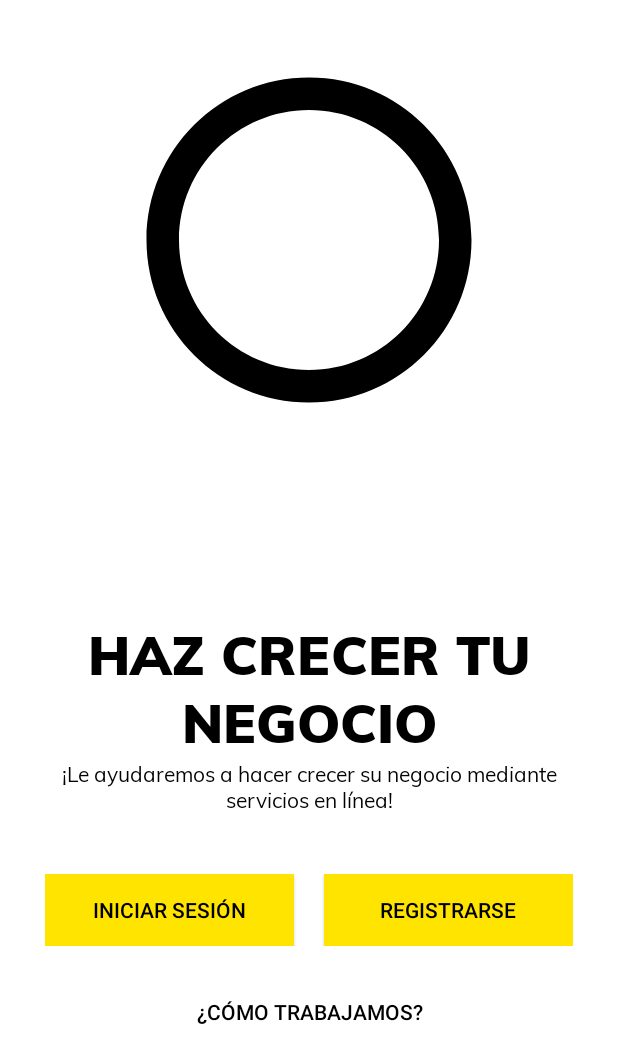
After one commit to DBR22/GuideMaps, an Android app: the RetailerStartUpScreen screen opened directly, with no data from a screen before it, on a phone screen of 412 x 824 dp. The commit adds this screen. Shown: the top 1063 px of the screen. Run offline under Robolectric (Android 15) with nearby library versions, the phone set to English and light mode, and no system bars.

Commit message:
Login Screen

```diff
--- a/app/src/main/AndroidManifest.xml
+++ b/app/src/main/AndroidManifest.xml
@@ -13,6 +13,9 @@
         android:supportsRtl="true"
         android:theme="@style/AppTheme"
         tools:targetApi="31">
+        <activity
+            android:name=".Common.Login.RetailerStartUpScreen"
+            android:exported="false" />
         <activity
             android:name=".User.AllCategories"
             android:exported="false" />
--- /dev/null
+++ b/app/src/main/java/com/example/guidemaps/Common/Login/RetailerStartUpScreen.java
@@ -0,0 +1,18 @@
+package com.example.guidemaps.Common.Login;
+
+import androidx.appcompat.app.AppCompatActivity;
+
+import android.os.Bundle;
+import android.view.WindowManager;
+
+import com.example.guidemaps.R;
+
+public class RetailerStartUpScreen extends AppCompatActivity {
+
+    @Override
+    protected void onCreate(Bundle savedInstanceState) {
+        super.onCreate(savedInstanceState);
+        getWindow().setFlags(WindowManager.LayoutParams.FLAG_FULLSCREEN,WindowManager.LayoutParams.FLAG_FULLSCREEN);
+        setContentView(R.layout.activity_retailer_start_up_screen);
+    }
+}
--- a/app/src/main/java/com/example/guidemaps/User/UserDashboard.java
+++ b/app/src/main/java/com/example/guidemaps/User/UserDashboard.java
@@ -16,6 +16,7 @@ import android.view.WindowManager;
 import android.widget.ImageView;
 import android.widget.LinearLayout;
 
+import com.example.guidemaps.Common.Login.RetailerStartUpScreen;
 import com.example.guidemaps.HelperClasses.HomeAdapter.CategoriesAdapter;
 import com.example.guidemaps.HelperClasses.HomeAdapter.CategoriesHelperClass;
 import com.example.guidemaps.HelperClasses.HomeAdapter.FeaturedAdapter;
@@ -106,13 +107,6 @@ public class UserDashboard extends AppCompatActivity implements NavigationView.O
     }
 
     @Override
-    public void onBackPressed() {
-
-        if(drawerLayout.isDrawerVisible(GravityCompat.START)) drawerLayout.closeDrawer(GravityCompat.START);
-        else super.onBackPressed();
-
-    }
-    @Override
     public boolean onNavigationItemSelected(@NonNull MenuItem item) {
 
         switch (item.getItemId()){
@@ -148,6 +142,7 @@ public class UserDashboard extends AppCompatActivity implements NavigationView.O
         categoriesRecycler.setAdapter(adapter);
 
     }
+
     private void mostViewedRecycler() {
 
         mostViewedRecycler.setHasFixedSize(true);
@@ -163,6 +158,7 @@ public class UserDashboard extends AppCompatActivity implements NavigationView.O
         mostViewedRecycler.setAdapter(adapter);
 
     }
+
     private void featuredRecycler() {
 
         featuredRecycler.setHasFixedSize(true);
@@ -181,4 +177,18 @@ public class UserDashboard extends AppCompatActivity implements NavigationView.O
 
     }
 
+    //Normal Functions
+
+    public void callRetailerScreen(View view) {
+        startActivity(new Intent(getApplicationContext(), RetailerStartUpScreen.class));
+    }
+
+    @Override
+    public void onBackPressed() {
+
+        if(drawerLayout.isDrawerVisible(GravityCompat.START)) drawerLayout.closeDrawer(GravityCompat.START);
+        else super.onBackPressed();
+
+    }
+
 }
--- /dev/null
+++ b/app/src/main/res/drawable/retailer_circle_black.xml
@@ -0,0 +1,5 @@
+<vector android:height="24dp" android:tint="#000000"
+    android:viewportHeight="24" android:viewportWidth="24"
+    android:width="24dp" xmlns:android="http://schemas.android.com/apk/res/android">
+    <path android:fillColor="@android:color/white" android:pathData="M12,2C6.47,2 2,6.47 2,12c0,5.53 4.47,10 10,10s10,-4.47 10,-10C22,6.47 17.53,2 12,2zM12,20c-4.42,0 -8,-3.58 -8,-8c0,-4.42 3.58,-8 8,-8s8,3.58 8,8C20,16.42 16.42,20 12,20z"/>
+</vector>
--- /dev/null
+++ b/app/src/main/res/layout/activity_retailer_start_up_screen.xml
@@ -0,0 +1,77 @@
+<?xml version="1.0" encoding="utf-8"?>
+<ScrollView xmlns:android="http://schemas.android.com/apk/res/android"
+    xmlns:tools="http://schemas.android.com/tools"
+    android:layout_width="match_parent"
+    android:layout_height="match_parent"
+    android:background="@color/white"
+    android:padding="30dp"
+    tools:context=".Common.Login.RetailerStartUpScreen">
+
+    <LinearLayout
+        android:layout_width="match_parent"
+        android:layout_height="wrap_content"
+        android:orientation="vertical">
+
+        <ImageView
+            android:layout_width="match_parent"
+            android:layout_height="260dp"
+            android:src="@drawable/retailer_circle_black" />
+
+        <TextView
+            android:layout_width="wrap_content"
+            android:layout_height="wrap_content"
+            android:layout_gravity="center"
+            android:layout_marginTop="120dp"
+            android:fontFamily="@font/muli_black"
+            android:text="@string/retailer_heading"
+            android:textAlignment="center"
+            android:textAllCaps="true"
+            android:textColor="@color/black"
+            android:textSize="36sp" />
+
+        <TextView
+            android:layout_width="wrap_content"
+            android:layout_height="wrap_content"
+            android:layout_gravity="center"
+            android:fontFamily="@font/muli"
+            android:text="@string/retailer_tag_line"
+            android:textAlignment="center"
+            android:textColor="@color/black" />
+
+        <LinearLayout
+            android:layout_width="match_parent"
+            android:layout_height="wrap_content"
+            android:layout_marginTop="40dp">
+
+            <Button
+                android:layout_width="0dp"
+                android:layout_height="wrap_content"
+                android:layout_marginRight="10dp"
+                android:layout_weight="1"
+                android:background="@color/colorPrimary"
+                android:text="@string/login"
+                android:textColor="@color/black" />
+
+            <Button
+                android:layout_width="0dp"
+                android:layout_height="wrap_content"
+                android:layout_marginLeft="10dp"
+                android:layout_weight="1"
+                android:background="@color/colorPrimary"
+                android:text="@string/sign_up"
+                android:textColor="@color/black" />
+
+        </LinearLayout>
+
+        <Button
+            android:layout_width="match_parent"
+            android:layout_height="wrap_content"
+            android:layout_marginTop="20dp"
+            android:layout_weight="1"
+            android:background="#00000000"
+            android:text="@string/how_we_work"
+            android:textColor="@color/black" />
+
+    </LinearLayout>
+
+</ScrollView>
--- a/app/src/main/res/layout/activity_user_dashboard.xml
+++ b/app/src/main/res/layout/activity_user_dashboard.xml
@@ -27,13 +27,17 @@
                 android:src="@drawable/menu_icon" />
 
             <ImageView
+                android:id="@+id/login_signup"
                 android:layout_width="40dp"
                 android:layout_height="40dp"
-                android:src="@drawable/add_missing_place_icon"
                 android:layout_alignParentRight="true"
                 android:layout_centerVertical="true"
+                android:background="@color/banner_background"
+                android:onClick="callRetailerScreen"
                 android:padding="5dp"
-                android:background="@color/banner_background"/>
+                android:layout_margin="8dp"
+                android:elevation="6dp"
+                android:src="@drawable/add_missing_place_icon" />
 
         </RelativeLayout>
 
--- a/app/src/main/res/values/strings.xml
+++ b/app/src/main/res/values/strings.xml
@@ -66,4 +66,14 @@
     <string name="expand_all">Ampliar</string>
     <string name="hospitals">Hospitales</string>
 
+
+    <!-- Retailer Panel -->
+    <string name="sign_up">Registrarse</string>
+    <string name="retailer_heading">Haz crecer tu negocio</string>
+    <string name="retailer_tag_line">¡Le ayudaremos a hacer crecer su negocio mediante servicios en línea!</string>
+    <string name="create_account">Crear Cuenta</string>
+    <string name="how_we_work">¿Cómo trabajamos?</string>
+    <string name="remember_me">Recuérdame</string>
+    <string name="forget_password">Olvidar Contraseña</string>
+
 </resources>
```
Also changed, not shown: app/src/main/res/font/muli.ttf (added), app/src/main/res/font/muli_black.ttf (added).
